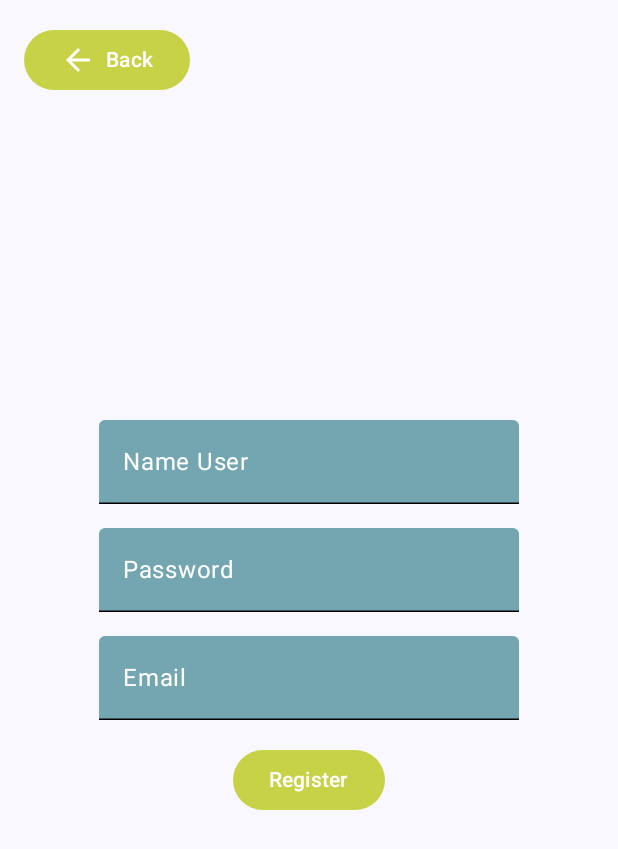
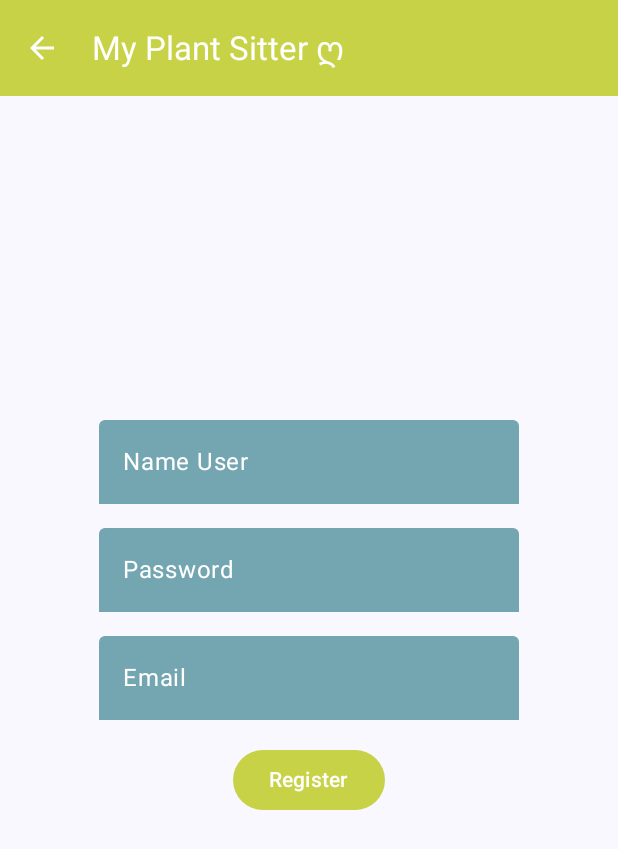
Before and after one commit to Chocolatamargo2607/UD.PPC.MyPlantSitter, an Android app built with Jetpack Compose: the screen it shows after launch (MainActivity), after a tap on "Register", on a phone screen of 412 x 824 dp. Shown: the top 849 px of the screen. Run offline under Robolectric (Android 15) with nearby library versions, the phone set to English and light mode, and no system bars.

Commit message:
:hammer: Modifying (Screens)

```diff
--- a/app/src/main/java/com/udppcmyplantsitter/view/screenLogin.kt
+++ b/app/src/main/java/com/udppcmyplantsitter/view/screenLogin.kt
@@ -1,6 +1,8 @@
 package com.udppcmyplantsitter.view
 
 
+import android.content.Intent
+import android.net.Uri
 import androidx.compose.foundation.layout.Arrangement
 import androidx.compose.foundation.layout.Column
 import androidx.compose.foundation.layout.Row
@@ -14,11 +16,12 @@ import androidx.compose.material3.Button
 import androidx.compose.material3.ButtonDefaults
 import androidx.compose.material3.ExperimentalMaterial3Api
 import androidx.compose.material3.Icon
-import androidx.compose.material3.MaterialTheme
-import androidx.compose.material3.Surface
+import androidx.compose.material3.IconButton
 import androidx.compose.material3.Text
 import androidx.compose.material3.TextField
 import androidx.compose.material3.TextFieldDefaults
+import androidx.compose.material3.TopAppBar
+import androidx.compose.material3.TopAppBarDefaults
 import androidx.compose.runtime.Composable
 import androidx.compose.runtime.getValue
 import androidx.compose.runtime.mutableStateOf
@@ -32,7 +35,6 @@ import androidx.compose.ui.tooling.preview.Preview
 import androidx.compose.ui.unit.dp
 import androidx.navigation.NavController
 import com.example.udppcmyplantsitter.viewModel.appNavegation.appScreens
-import com.udppcmyplantsitter.viewModel.appNavegation.appNavegation
 
 
 @OptIn(ExperimentalMaterial3Api::class)
@@ -41,26 +43,30 @@ fun screenLogin(navController: NavController){
 
     var MainColor = Color(0xFFC7D247)
 
-
     var nameUser by remember {
         mutableStateOf("")
     }
     var password by remember {
         mutableStateOf("")
     }
-    Row(
-        modifier = Modifier.padding(16.dp)
-    ) {
+    Row() {
+            TopAppBar(
+                title = { Text(text=" My Plant Sitter ღ") },
+                colors = TopAppBarDefaults.topAppBarColors(
+                    MainColor,
+                    titleContentColor = Color.White
+                ),
+                navigationIcon = {
+                    IconButton(onClick ={ navController.navigate(route = appScreens.screenWelcome.router)}) {
+                        Icon(
+                            imageVector = Icons.Default.ArrowBack,
+                            contentDescription = null,
+                            tint = Color.White
+                        )
 
-        Button(onClick = { navController.navigate(route = appScreens.screenWelcome.router)},
-            colors = ButtonDefaults.buttonColors(MainColor)
-        ) {
-            Icon(
-                imageVector = Icons.Default.ArrowBack,
-                contentDescription = null
+                    }
+                }
             )
-            Text(text = "  Back")
-        }
     }
 
     Column(
--- a/app/src/main/java/com/udppcmyplantsitter/view/screenRegister.kt
+++ b/app/src/main/java/com/udppcmyplantsitter/view/screenRegister.kt
@@ -13,9 +13,12 @@ import androidx.compose.material3.Button
 import androidx.compose.material3.ButtonDefaults
 import androidx.compose.material3.ExperimentalMaterial3Api
 import androidx.compose.material3.Icon
+import androidx.compose.material3.IconButton
 import androidx.compose.material3.Text
 import androidx.compose.material3.TextField
 import androidx.compose.material3.TextFieldDefaults
+import androidx.compose.material3.TopAppBar
+import androidx.compose.material3.TopAppBarDefaults
 import androidx.compose.runtime.Composable
 import androidx.compose.runtime.getValue
 import androidx.compose.runtime.mutableStateOf
@@ -46,19 +49,24 @@ fun screenRegister(navController: NavController){
     var email by remember {
         mutableStateOf("")
     }
-    Row(
-        modifier = Modifier.padding(16.dp)
-    ) {
+    Row() {
+        TopAppBar(
+            title = { Text(text=" My Plant Sitter ღ") },
+            colors = TopAppBarDefaults.topAppBarColors(
+                MainColor,
+                titleContentColor = Color.White
+            ),
+            navigationIcon = {
+                IconButton(onClick ={ navController.navigate(route = appScreens.screenWelcome.router)}) {
+                    Icon(
+                        imageVector = Icons.Default.ArrowBack,
+                        contentDescription = null,
+                        tint = Color.White
+                    )
 
-        Button(onClick = { navController.navigate(route = appScreens.screenWelcome.router)},
-            colors = ButtonDefaults.buttonColors(MainColor)
-        ) {
-            Icon(
-                imageVector = Icons.Default.ArrowBack,
-                contentDescription = null
-            )
-            Text(text = "  Back")
-        }
+                }
+            }
+        )
     }
 
     Column(
@@ -79,7 +87,7 @@ fun screenRegister(navController: NavController){
             },
             colors = TextFieldDefaults.textFieldColors(
                 containerColor = SecondColor,
-                unfocusedIndicatorColor = Color.Black
+                unfocusedIndicatorColor = SecondColor
 
 
             )
@@ -97,7 +105,7 @@ fun screenRegister(navController: NavController){
             },
             colors = TextFieldDefaults.textFieldColors(
                 containerColor = SecondColor,
-                unfocusedIndicatorColor = Color.Black
+                unfocusedIndicatorColor = SecondColor
 
             )
         )
@@ -112,7 +120,7 @@ fun screenRegister(navController: NavController){
             },
             colors = TextFieldDefaults.textFieldColors(
                 containerColor = SecondColor,
-                unfocusedIndicatorColor = Color.Black
+                unfocusedIndicatorColor = SecondColor
             )
         )
         Spacer(modifier = Modifier.height(16.dp))
--- a/app/src/main/java/com/udppcmyplantsitter/view/screenWelcome.kt
+++ b/app/src/main/java/com/udppcmyplantsitter/view/screenWelcome.kt
@@ -4,8 +4,9 @@ import android.content.Intent
 import android.net.Uri
 import androidx.compose.foundation.Image
 import androidx.compose.foundation.layout.Arrangement
+import androidx.compose.foundation.layout.Box
+import androidx.compose.foundation.layout.BoxWithConstraints
 import androidx.compose.foundation.layout.Column
-import androidx.compose.foundation.layout.Row
 import androidx.compose.foundation.layout.Spacer
 import androidx.compose.foundation.layout.fillMaxSize
 import androidx.compose.foundation.layout.padding
@@ -18,16 +19,18 @@ import androidx.compose.material3.ButtonDefaults
 import androidx.compose.material3.ExperimentalMaterial3Api
 import androidx.compose.material3.Icon
 import androidx.compose.material3.IconButton
+import androidx.compose.material3.Surface
 import androidx.compose.material3.Text
-import androidx.compose.material3.TopAppBar
-import androidx.compose.material3.TopAppBarDefaults
 import androidx.compose.runtime.Composable
 import androidx.compose.runtime.remember
 import androidx.compose.ui.Alignment
 import androidx.compose.ui.Modifier
 import androidx.compose.ui.graphics.Color
+import androidx.compose.ui.graphics.painter.Painter
+import androidx.compose.ui.layout.ContentScale
 import androidx.compose.ui.platform.LocalContext
 import androidx.compose.ui.res.painterResource
+import androidx.compose.ui.tooling.preview.Preview
 import androidx.compose.ui.unit.dp
 import androidx.navigation.NavController
 import com.example.udppcmyplantsitter.R
@@ -39,29 +42,33 @@ import com.example.udppcmyplantsitter.viewModel.appNavegation.appScreens
 @Composable
 fun screenWelcome(navController: NavController){
 
+    val imagePainter: Painter = painterResource(id = R.drawable.fondo)
+    BoxWithConstraints(
+        modifier = Modifier.fillMaxSize()
+    ) {
+        Box(
+            modifier = Modifier.fillMaxSize(),
+            contentAlignment = Alignment.Center,
+        ) {
+            Surface(
+                modifier = Modifier.fillMaxSize(),
+                color = Color.Transparent
+            ) {}
+            Image(
+                painter = imagePainter,
+                contentDescription = null,
+                contentScale = ContentScale.FillBounds,
+                modifier = Modifier.fillMaxSize()
+            )
+        }
+
+    }
+
+    var MainColor = Color(0xFFC7D247)
     val context = LocalContext.current
-    var backColor = Color(0xFFC7D247)
     val repository = "https://github.com/Chocolatamargo2607/UD.PPC.MyPlantSitter"
     val repositoryintent = remember { Intent(Intent.ACTION_VIEW, Uri.parse(repository)) }
-    Row(){
-        TopAppBar(
-            title = { Text(text="Universidad Distrital Francisco Jose De Caldas") },
-                colors = TopAppBarDefaults.topAppBarColors(
-                    backColor,
-                    titleContentColor = Color.White
-            ),
-            navigationIcon = {
-                IconButton(onClick ={ context.startActivity(repositoryintent)}) {
-                    Icon(
-                        imageVector = Icons.Default.Home,
-                        contentDescription = null,
-                        tint = Color.White
-                    )
 
-                }
-            }
-        )
-    }
     Column(
         modifier = Modifier
             .fillMaxSize()
@@ -69,11 +76,11 @@ fun screenWelcome(navController: NavController){
         horizontalAlignment = Alignment.CenterHorizontally,
         verticalArrangement = Arrangement.Center
     ){
-        Image(painter = painterResource(id = R.drawable.logo), contentDescription ="LogoPlantSitter",
+       Image(painter = painterResource(id = R.drawable.logo), contentDescription ="LogoPlantSitter",
             modifier = Modifier.size(400.dp))
         Button(onClick = { navController.navigate(route = appScreens.screenLogin.router) },
             colors = ButtonDefaults.buttonColors(
-                backColor, // Color hexadecimal como color de fondo
+                MainColor, // Color hexadecimal como color de fondo
                 contentColor = Color.White // Color del texto del botón
             )
         ){
@@ -84,7 +91,7 @@ fun screenWelcome(navController: NavController){
         Button(onClick = { navController.navigate(route = appScreens.screenRegister.router)},
 
                 colors = ButtonDefaults.buttonColors(
-                    backColor, // Color hexadecimal como color de fondo
+                    MainColor, // Color hexadecimal como color de fondo
                     contentColor = Color.White // Color del texto del botón
                 )
 
@@ -92,8 +99,22 @@ fun screenWelcome(navController: NavController){
             Text(text = "Register")
 
         }
-        Text(text = "Forgot password")
+
+        IconButton(onClick ={ context.startActivity(repositoryintent)}) {
+            Icon(
+                imageVector = Icons.Default.Home,
+                contentDescription = null,
+                tint = MainColor
+            )
+
+        }
 
 
     }
 }
+
+@Preview(showBackground = true)
+@Composable
+fun screenWelcomepreview() {
+    screenWelcome(NavController(LocalContext.current))
+}
```
Also changed, not shown: app/src/main/res/drawable/fondo.jpg (added), app/src/main/res/drawable/logo.png, app/src/main/res/drawable/logo1.png (deleted).
